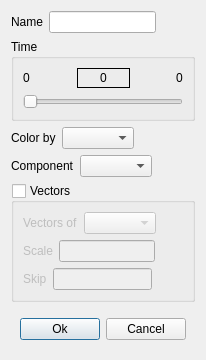
Before: the Qt Designer form baramFlow/view/results/visual_reports/contour_dialog.ui in nextfoam/baram, drawn with Qt 5.
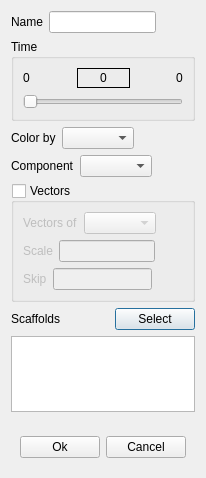
After: the same form once the commit is applied. Custom widgets are drawn as their Qt base class.

Commit message: Scaffolds are now manually assigned to contors by users

```diff
--- a/baramFlow/view/results/visual_reports/contour_dialog.ui
+++ b/baramFlow/view/results/visual_reports/contour_dialog.ui
@@ -7,7 +7,7 @@
     <x>0</x>
     <y>0</y>
     <width>198</width>
-    <height>360</height>
+    <height>478</height>
    </rect>
   </property>
   <property name="windowTitle">
@@ -27,7 +27,7 @@
        <number>0</number>
       </property>
       <property name="bottomMargin">
-       <number>0</number>
+       <number>9</number>
       </property>
       <item>
        <widget class="QWidget" name="widget_2" native="true">
@@ -395,6 +395,61 @@
         </layout>
        </widget>
       </item>
+      <item>
+       <widget class="QWidget" name="widget_9" native="true">
+        <layout class="QHBoxLayout" name="horizontalLayout_7">
+         <property name="leftMargin">
+          <number>0</number>
+         </property>
+         <property name="topMargin">
+          <number>0</number>
+         </property>
+         <property name="rightMargin">
+          <number>0</number>
+         </property>
+         <property name="bottomMargin">
+          <number>0</number>
+         </property>
+         <item>
+          <widget class="QLabel" name="label_8">
+           <property name="text">
+            <string>Scaffolds</string>
+           </property>
+          </widget>
+         </item>
+         <item>
+          <spacer name="horizontalSpacer_10">
+           <property name="orientation">
+            <enum>Qt::Horizontal</enum>
+           </property>
+           <property name="sizeHint" stdset="0">
+            <size>
+             <width>40</width>
+             <height>20</height>
+            </size>
+           </property>
+          </spacer>
+         </item>
+         <item>
+          <widget class="QPushButton" name="select">
+           <property name="text">
+            <string>Select</string>
+           </property>
+          </widget>
+         </item>
+        </layout>
+       </widget>
+      </item>
+      <item>
+       <widget class="QListWidget" name="scaffolds">
+        <property name="sizePolicy">
+         <sizepolicy hsizetype="Expanding" vsizetype="Expanding">
+          <horstretch>0</horstretch>
+          <verstretch>0</verstretch>
+         </sizepolicy>
+        </property>
+       </widget>
+      </item>
      </layout>
     </widget>
    </item>
```
The commit also changes 14 other files.
